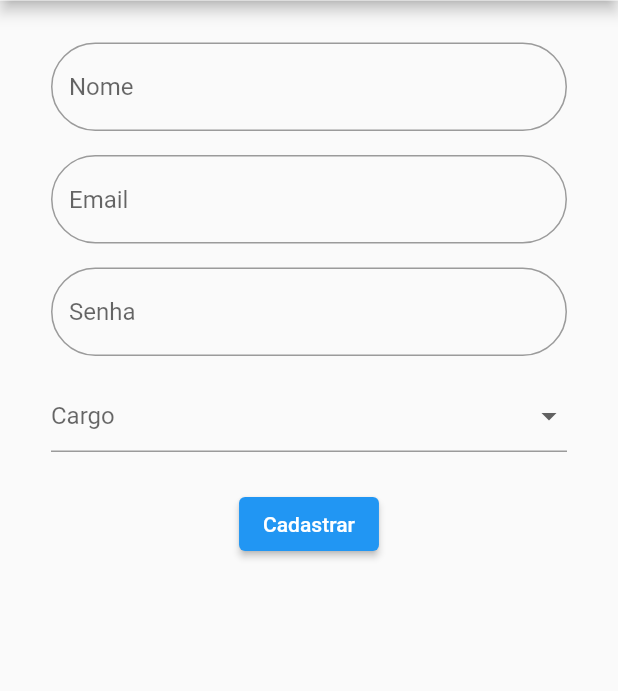
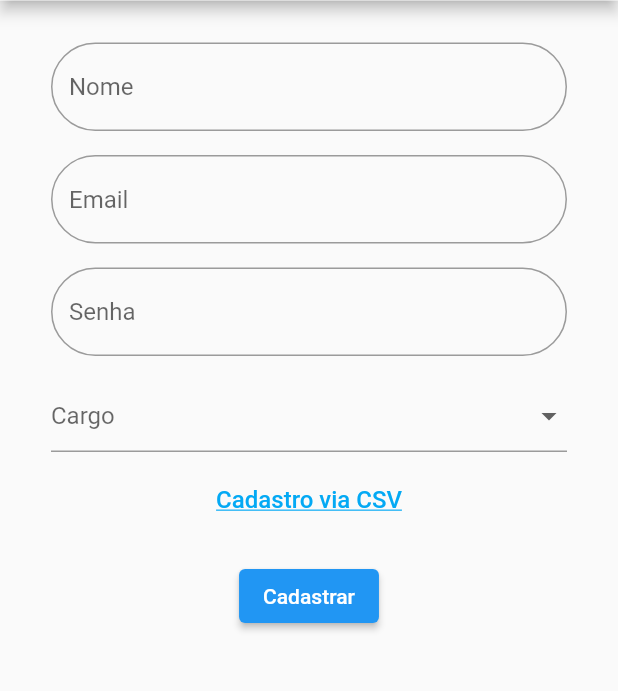
Before and after one commit to vitornegre/monitoria-front, a Flutter app: the screen it shows after launch, after a tap on "Cadastrar", on a phone screen of 412 x 824 dp, the part 127-818 px from its top. Run offline on Flutter 3.47's test engine with Material 2 defaults, Android fonts, the phone set to English and light mode, and no system bars; our stand-ins replace flutter_login; missing offline and left inert: dart:html.

Commit message:
tela de cadastro está consumindo o repo mock através de uma api

```diff
--- a/lib/screens/tela_cadastro.dart
+++ b/lib/screens/tela_cadastro.dart
@@ -1,5 +1,7 @@
 import 'package:flutter/material.dart';
+import 'package:teste_pi/adpters/LoginAdapters/IUserLoginRepo.dart';
 import 'package:teste_pi/adpters/LoginAdapters/UserLogin.dart';
+import 'package:teste_pi/adpters/LoginAdapters/UserLoginRepoMock.dart';
 import 'package:teste_pi/components/botao_sair.dart';
 
 class TelaCadastro extends StatefulWidget {
@@ -12,10 +14,12 @@ class TelaCadastro extends StatefulWidget {
 class _TelaCadastroState extends State<TelaCadastro> {
   final GlobalKey<FormState> _formKey = GlobalKey<FormState>();
 
-  late String nome;
+  late String name;
   late String email;
-  late String senha;
+  late String password;
   late Roles role;
+
+  IUserLoginRepo userLoginRepo = UserLoginRepoMock();
 
   @override
   Widget build(BuildContext context) {
@@ -71,7 +75,7 @@ class _TelaCadastroState extends State<TelaCadastro> {
                           return null;
                         },
                         onChanged: (value) {
-                          nome = value;
+                          name = value;
                         },
                       ),
                     ),
@@ -111,7 +115,7 @@ class _TelaCadastroState extends State<TelaCadastro> {
                           return null;
                         },
                         onChanged: (value) {
-                          senha = value;
+                          password = value;
                         },
                       ),
                     ),
@@ -135,12 +139,34 @@ class _TelaCadastroState extends State<TelaCadastro> {
                         hint: const Text("Cargo"),
                       ),
                     ),
+                    TextButton(
+                        onPressed: () {
+                          Navigator.pushNamed(context, '/cadastrocsv');
+                        },
+                        child: const Column(
+                          mainAxisAlignment: MainAxisAlignment.spaceEvenly,
+                          crossAxisAlignment: CrossAxisAlignment.center,
+                          children: [
+                            Center(
+                              child: Text('Cadastro via CSV',
+                                  style: TextStyle(
+                                      color: Colors.lightBlue,
+                                      fontSize: 16,
+                                      decoration: TextDecoration.underline),
+                                  textAlign: TextAlign.center),
+                            ),
+                          ],
+                        )),
                     Center(
                       child: Padding(
                         padding: const EdgeInsets.symmetric(vertical: 16.0),
                         child: ElevatedButton(
                           onPressed: () {
-                            print(role);
+                            UserLogin user =
+                                UserLogin(name, email, password, role);
+
+                            userLoginRepo.CadastrarUser(user);
+
                           },
                           child: const Text('Cadastrar'),
                         ),
```
